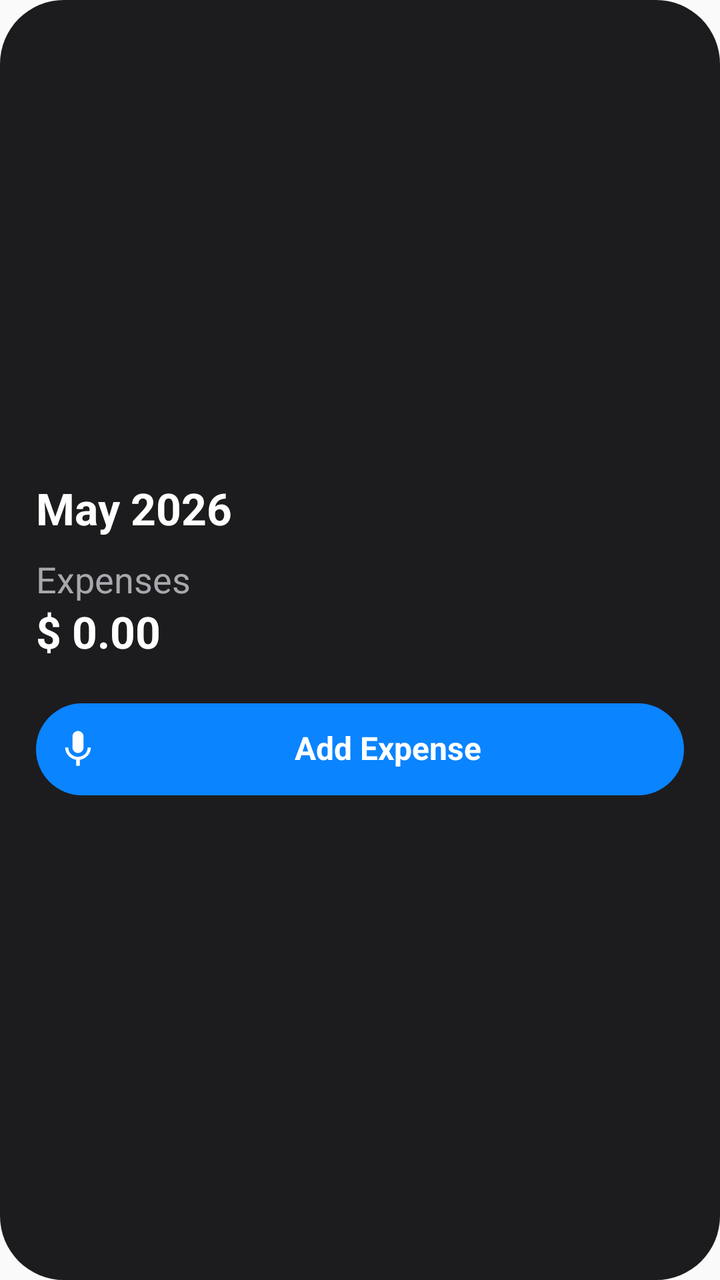
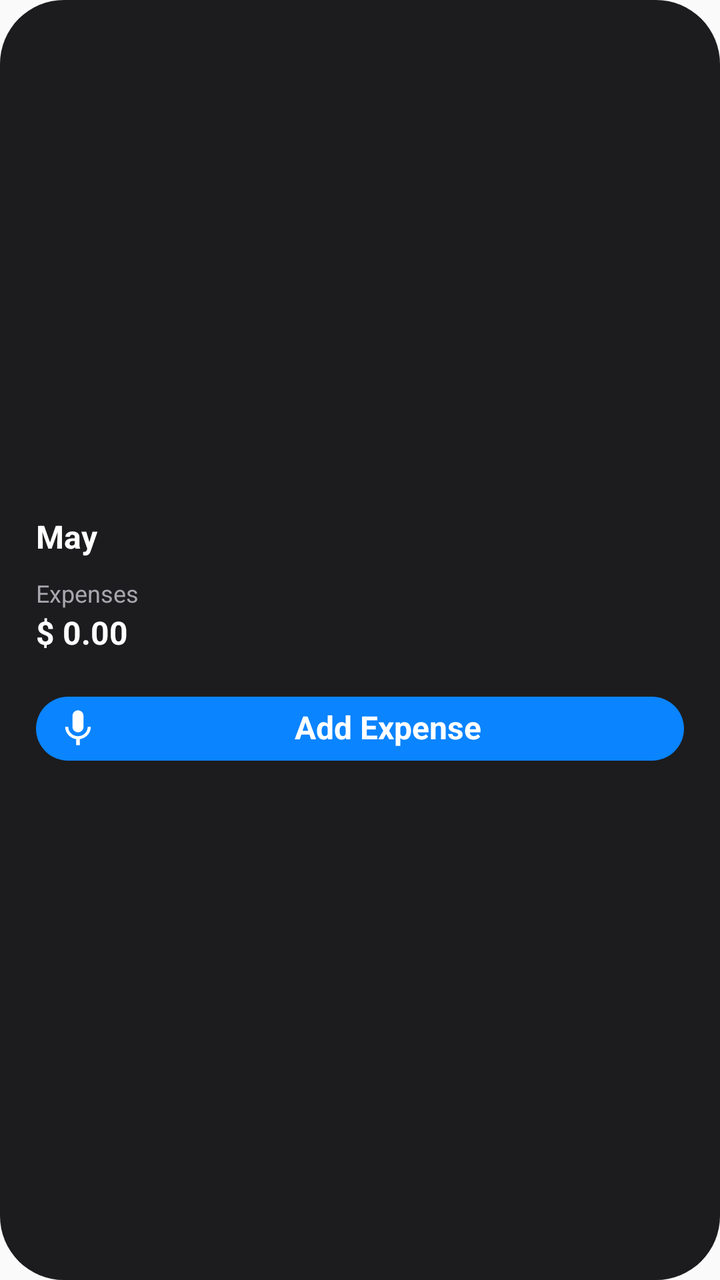

Screens rendered from an Android XML layout before and after an edit, with the pre-edit source and the edit as a unified diff.
<!-- AndroidManifest.xml: application theme android:Theme.Material.Light.NoActionBar -->
<!-- res/layout/home_budget_widget_medium.xml -->
<?xml version="1.0" encoding="utf-8"?>
<LinearLayout xmlns:android="http://schemas.android.com/apk/res/android"
    android:id="@+id/widget_root"
    android:layout_width="match_parent"
    android:layout_height="match_parent"
    android:background="@drawable/home_budget_widget_medium_background"
    android:gravity="center_vertical"
    android:orientation="vertical"
    android:paddingLeft="18dp"
    android:paddingTop="18dp"
    android:paddingRight="18dp"
    android:paddingBottom="18dp">

    <TextView
        android:id="@+id/widget_month_title"
        android:layout_width="match_parent"
        android:layout_height="wrap_content"
        android:autoSizeMaxTextSize="22sp"
        android:autoSizeMinTextSize="16sp"
        android:autoSizeStepGranularity="1sp"
        android:autoSizeTextType="uniform"
        android:ellipsize="end"
        android:includeFontPadding="false"
        android:maxLines="1"
        android:text="May 2026"
        android:textColor="@color/widget_on_surface"
        android:textSize="22sp"
        android:textStyle="bold" />

    <LinearLayout
        android:id="@+id/widget_expenses_row"
        android:layout_width="match_parent"
        android:layout_height="wrap_content"
        android:layout_marginTop="12dp"
        android:orientation="vertical">

        <TextView
            android:layout_width="match_parent"
            android:layout_height="wrap_content"
            android:ellipsize="end"
            android:includeFontPadding="false"
            android:maxLines="1"
            android:text="@string/widget_expenses"
            android:textColor="@color/widget_on_surface_variant"
            android:textSize="18sp" />

        <TextView
            android:id="@+id/widget_expenses_amount"
            android:layout_width="match_parent"
            android:layout_height="wrap_content"
            android:layout_marginTop="3dp"
            android:autoSizeMaxTextSize="22sp"
            android:autoSizeMinTextSize="14sp"
            android:autoSizeStepGranularity="1sp"
            android:autoSizeTextType="uniform"
            android:ellipsize="end"
            android:gravity="start"
            android:includeFontPadding="false"
            android:maxLines="1"
            android:text="$ 0.00"
            android:textColor="@color/widget_on_surface"
            android:textSize="22sp"
            android:textStyle="bold" />
    </LinearLayout>

    <LinearLayout
        android:id="@+id/widget_income_row"
        android:layout_width="match_parent"
        android:layout_height="wrap_content"
        android:orientation="horizontal"
        android:visibility="gone">

        <TextView
            android:layout_width="0dp"
            android:layout_height="wrap_content"
            android:layout_weight="1"
            android:text="@string/widget_income" />

        <TextView
            android:id="@+id/widget_income_amount"
            android:layout_width="wrap_content"
            android:layout_height="wrap_content"
            android:text="$ 0.00" />
    </LinearLayout>

    <TextView
        android:id="@+id/widget_add_expense_button"
        android:layout_width="match_parent"
        android:layout_height="46dp"
        android:layout_marginTop="22dp"
        android:autoSizeMaxTextSize="16sp"
        android:autoSizeMinTextSize="10sp"
        android:autoSizeStepGranularity="1sp"
        android:autoSizeTextType="uniform"
        android:background="@drawable/home_budget_widget_medium_button_background"
        android:drawableStart="@drawable/home_budget_widget_mic"
        android:drawablePadding="6dp"
        android:ellipsize="end"
        android:gravity="center"
        android:includeFontPadding="false"
        android:maxLines="1"
        android:paddingStart="10dp"
        android:paddingEnd="10dp"
        android:text="@string/widget_add_expense"
        android:textColor="@color/widget_on_primary"
        android:textSize="16sp"
        android:textStyle="bold" />
</LinearLayout>
<!-- resources referenced by this layout -->
<resources>
  <color name="widget_on_primary">#FFFFFF</color>
  <color name="widget_on_surface">#FFFFFF</color>
  <color name="widget_on_surface_variant">#A7A7AD</color>
  <!-- drawable home_budget_widget_medium_background (drawable) -->
  <?xml version="1.0" encoding="utf-8"?>
  <shape xmlns:android="http://schemas.android.com/apk/res/android">
      <solid android:color="@color/widget_surface" />
      <corners android:radius="32dp" />
  </shape>
  <!-- drawable home_budget_widget_medium_button_background (drawable) -->
  <?xml version="1.0" encoding="utf-8"?>
  <shape xmlns:android="http://schemas.android.com/apk/res/android">
      <solid android:color="@color/widget_primary" />
      <corners android:radius="28dp" />
  </shape>
  <!-- drawable home_budget_widget_mic (drawable) -->
  <?xml version="1.0" encoding="utf-8"?>
  <vector xmlns:android="http://schemas.android.com/apk/res/android"
      android:width="22dp"
      android:height="22dp"
      android:viewportWidth="24"
      android:viewportHeight="24">
      <path
          android:fillColor="#FFFFFFFF"
          android:pathData="M12,14c1.66,0 3,-1.34 3,-3V5c0,-1.66 -1.34,-3 -3,-3S9,3.34 9,5v6c0,1.66 1.34,3 3,3zM17.3,11c0,3 -2.54,5.1 -5.3,5.1S6.7,14 6.7,11H5c0,3.41 2.72,6.23 6,6.72V21h2v-3.28c3.28,-0.49 6,-3.31 6,-6.72h-1.7z" />
  </vector>
  <string name="widget_add_expense">Add Expense</string>
  <string name="widget_expenses">Expenses</string>
  <string name="widget_income">Income</string>
  <color name="widget_surface">#1C1C1E</color>
  <color name="widget_primary">#0A84FF</color>
</resources>

<!-- the commit's change to res/layout/home_budget_widget_medium.xml (unified diff, before → after) -->
@@ -1,15 +1,15 @@
 <?xml version="1.0" encoding="utf-8"?>
 <LinearLayout xmlns:android="http://schemas.android.com/apk/res/android"
     android:id="@+id/widget_root"
-    android:layout_width="match_parent"
-    android:layout_height="match_parent"
+    android:layout_width="wrap_content"
+    android:layout_height="wrap_content"
     android:background="@drawable/home_budget_widget_medium_background"
     android:gravity="center_vertical"
     android:orientation="vertical"
     android:paddingLeft="18dp"
-    android:paddingTop="18dp"
+    android:paddingTop="2dp"
     android:paddingRight="18dp"
-    android:paddingBottom="18dp">
+    android:paddingBottom="2dp">
 
     <TextView
         android:id="@+id/widget_month_title"
@@ -22,9 +22,9 @@
         android:ellipsize="end"
         android:includeFontPadding="false"
         android:maxLines="1"
-        android:text="May 2026"
+        android:text="@string/widget_month_title_placeholder_short"
         android:textColor="@color/widget_on_surface"
-        android:textSize="22sp"
+        android:textSize="16sp"
         android:textStyle="bold" />
 
     <LinearLayout
@@ -42,7 +42,7 @@
             android:maxLines="1"
             android:text="@string/widget_expenses"
             android:textColor="@color/widget_on_surface_variant"
-            android:textSize="18sp" />
+            android:textSize="12sp" />
 
         <TextView
             android:id="@+id/widget_expenses_amount"
@@ -57,9 +57,9 @@
             android:gravity="start"
             android:includeFontPadding="false"
             android:maxLines="1"
-            android:text="$ 0.00"
+            android:text="@string/widget_amount_placeholder"
             android:textColor="@color/widget_on_surface"
-            android:textSize="22sp"
+            android:textSize="16sp"
             android:textStyle="bold" />
     </LinearLayout>
 
@@ -80,16 +80,16 @@
             android:id="@+id/widget_income_amount"
             android:layout_width="wrap_content"
             android:layout_height="wrap_content"
-            android:text="$ 0.00" />
+            android:text="@string/widget_amount_placeholder" />
     </LinearLayout>
 
     <TextView
         android:id="@+id/widget_add_expense_button"
         android:layout_width="match_parent"
-        android:layout_height="46dp"
+        android:layout_height="32dp"
         android:layout_marginTop="22dp"
         android:autoSizeMaxTextSize="16sp"
-        android:autoSizeMinTextSize="10sp"
+        android:autoSizeMinTextSize="11sp"
         android:autoSizeStepGranularity="1sp"
         android:autoSizeTextType="uniform"
         android:background="@drawable/home_budget_widget_medium_button_background"
<!-- resource entries referenced after the edit -->
@@ -27,8 +27,10 @@
           android:pathData="M12,14c1.66,0 3,-1.34 3,-3V5c0,-1.66 -1.34,-3 -3,-3S9,3.34 9,5v6c0,1.66 1.34,3 3,3zM17.3,11c0,3 -2.54,5.1 -5.3,5.1S6.7,14 6.7,11H5c0,3.41 2.72,6.23 6,6.72V21h2v-3.28c3.28,-0.49 6,-3.31 6,-6.72h-1.7z" />
   </vector>
   <string name="widget_add_expense">Add Expense</string>
+  <string name="widget_amount_placeholder">$ 0.00</string>
   <string name="widget_expenses">Expenses</string>
   <string name="widget_income">Income</string>
+  <string name="widget_month_title_placeholder_short">May</string>
   <color name="widget_surface">#1C1C1E</color>
   <color name="widget_primary">#0A84FF</color>
 </resources>
